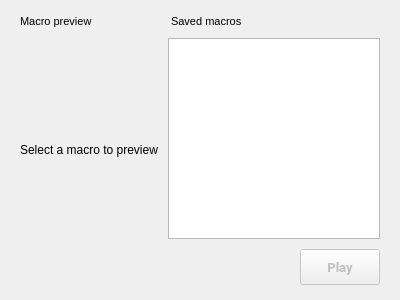
aosp-mirror/platform_external_qemu, file android/android-emu/android/skin/qt/extended-pages/record-macro-page.ui: the form before one commit.
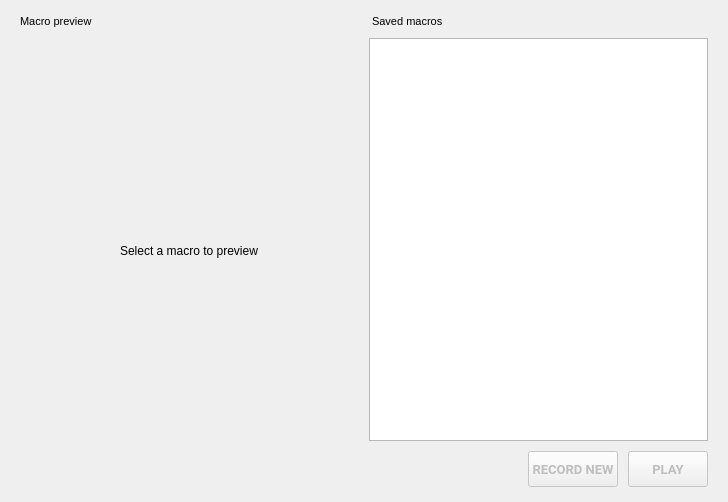
The form after the commit. Icons and pictures are not drawn. Custom widgets are drawn as their Qt base class.

Commit message: MacroUI: Add Record Button behind feature flag MacroUi.

The edit to the form file:
```diff
--- a/android/android-emu/android/skin/qt/extended-pages/record-macro-page.ui
+++ b/android/android-emu/android/skin/qt/extended-pages/record-macro-page.ui
@@ -6,8 +6,8 @@
    <rect>
     <x>0</x>
     <y>0</y>
-    <width>400</width>
-    <height>300</height>
+    <width>728</width>
+    <height>502</height>
    </rect>
   </property>
   <property name="sizePolicy">
@@ -237,6 +237,70 @@
        </property>
       </widget>
      </item>
+     <item>
+      <layout class="QHBoxLayout" name="horizontalLayout_3">
+       <item>
+        <spacer name="horizontalSpacer">
+         <property name="orientation">
+          <enum>Qt::Horizontal</enum>
+         </property>
+         <property name="sizeHint" stdset="0">
+          <size>
+           <width>40</width>
+           <height>20</height>
+          </size>
+         </property>
+        </spacer>
+       </item>
+       <item alignment="Qt::AlignRight">
+        <widget class="RaisedMaterialButton" name="recButton">
+         <property name="enabled">
+          <bool>false</bool>
+         </property>
+         <property name="sizePolicy">
+          <sizepolicy hsizetype="Minimum" vsizetype="Fixed">
+           <horstretch>0</horstretch>
+           <verstretch>0</verstretch>
+          </sizepolicy>
+         </property>
+         <property name="minimumSize">
+          <size>
+           <width>60</width>
+           <height>36</height>
+          </size>
+         </property>
+         <property name="font">
+          <font>
+           <family>Roboto</family>
+           <pointsize>10</pointsize>
+           <weight>75</weight>
+           <bold>true</bold>
+          </font>
+         </property>
+         <property name="accessibleDescription">
+          <string>Record New</string>
+         </property>
+         <property name="layoutDirection">
+          <enum>Qt::LeftToRight</enum>
+         </property>
+         <property name="text">
+          <string>RECORD NEW</string>
+         </property>
+         <property name="icon">
+          <iconset resource="../resources.qrc">
+           <normaloff>:/light/recordCircle</normaloff>:/light/recordCircle</iconset>
+         </property>
+         <property name="iconSize">
+          <size>
+           <width>20</width>
+           <height>20</height>
+          </size>
+         </property>
+         <property name="ColorGroup" stdset="0">
+          <string>Button</string>
+         </property>
+        </widget>
+       </item>
      <item alignment="Qt::AlignRight">
       <widget class="RaisedMaterialButton" name="playStopButton">
        <property name="enabled">
@@ -269,7 +333,7 @@
         <enum>Qt::LeftToRight</enum>
        </property>
        <property name="text">
-        <string>Play</string>
+          <string>PLAY</string>
        </property>
        <property name="icon">
         <iconset resource="../resources.qrc">
@@ -291,6 +355,8 @@
         <string>Button</string>
        </property>
       </widget>
+       </item>
+      </layout>
      </item>
     </layout>
    </item>
```
Lines whose indentation alone changed are shown as unchanged. The commit also changes 2 other files.
